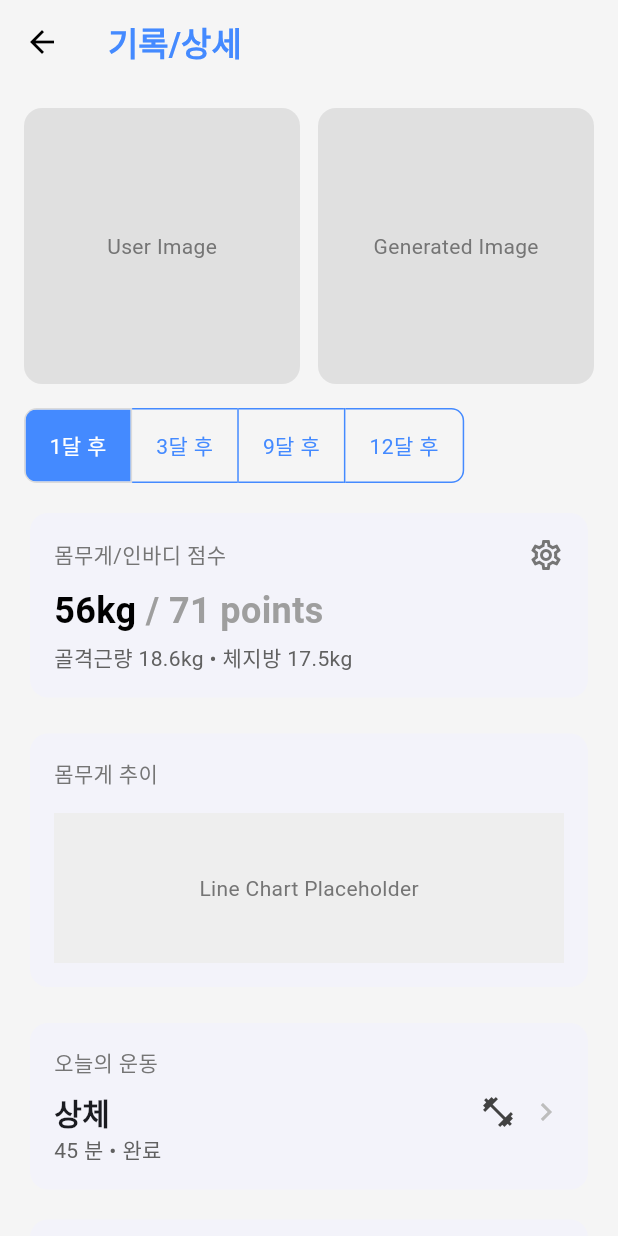
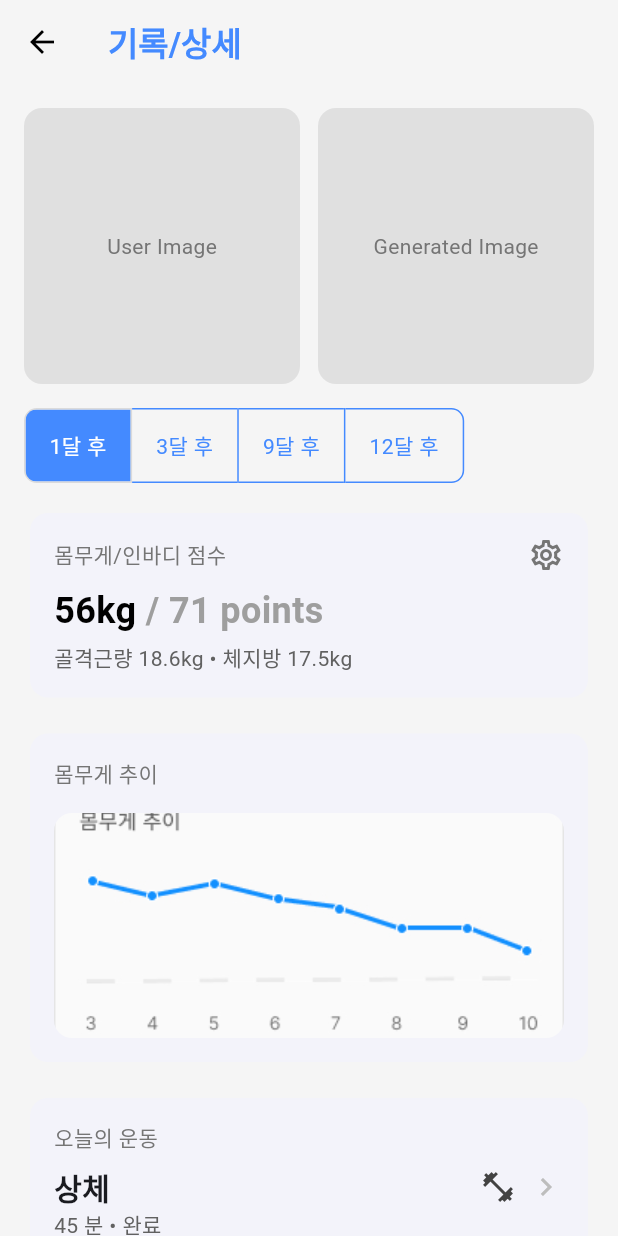
Before and after one commit to 123owq/mirifit, a Flutter app: the RecordDetailScreen screen opened by its route, on a phone screen of 412 x 824 dp. Run offline on Flutter 3.47's test engine with Material 3 defaults, Android fonts, the phone set to English and light mode, and no system bars; our stand-ins replace camera, image_picker; missing offline and left inert: photo_manager.

Commit message:
그래ㅡ추가

```diff
--- a/lib/views/record_detail_screen.dart
+++ b/lib/views/record_detail_screen.dart
@@ -29,7 +29,6 @@ class _RecordDetailScreenState extends State<RecordDetailScreen> {
         backgroundColor: Colors.grey[100],
         elevation: 0,
         centerTitle: false,
-        // 뒤로가기 버튼 색상 수정
         iconTheme: const IconThemeData(color: Colors.black),
         title: Text(
           formattedDate,
@@ -99,7 +98,7 @@ class _RecordDetailScreenState extends State<RecordDetailScreen> {
     );
   }
 
-  // --- ★★★ 이 아래 함수들을 놓치셨습니다 ★★★ ---
+  // --- 헬퍼 위젯들 ---
 
   Widget _buildImagePlaceholders() {
     return Row(
@@ -115,17 +114,17 @@ class _RecordDetailScreenState extends State<RecordDetailScreen> {
     return Expanded(
       child: AspectRatio(
         aspectRatio: 1.0,
-        child: GestureDetector( // ★ 1. 이 위젯으로 감싸기
+        child: GestureDetector(
           onTap: () {
             Navigator.pushNamed(
               context,
               '/full_screen_image',
-              arguments: text, // ★ 2. "User Image" 같은 텍스트 전달
+              arguments: text,
             );
           },
-          child: Container( // ★ 3. 기존 컨테이너
+          child: Container(
             decoration: BoxDecoration(
-              color: Colors.grey[300], // 회색 배경
+              color: Colors.grey[300],
               borderRadius: BorderRadius.circular(12),
             ),
             child: Center(child: Text(text, style: TextStyle(color: Colors.grey[600]))),
@@ -136,7 +135,6 @@ class _RecordDetailScreenState extends State<RecordDetailScreen> {
   }
 
   Widget _buildPeriodSelector() {
-    // ToggleButtons로 간단하게 구현
     return ToggleButtons(
       isSelected: List.generate(4, (index) => index == _selectedPeriodIndex),
       onPressed: (int index) {
@@ -208,12 +206,14 @@ class _RecordDetailScreenState extends State<RecordDetailScreen> {
           children: [
             Text('몸무게 추이', style: TextStyle(color: Colors.grey[600])),
             const SizedBox(height: 16),
-            // (임시) 그래프 영역
-            Container(
-              height: 100,
-              width: double.infinity,
-              color: Colors.grey[200],
-              child: Center(child: Text('Line Chart Placeholder', style: TextStyle(color: Colors.grey[600]))),
+            ClipRRect(
+              borderRadius: BorderRadius.circular(12),
+              child: Image.asset(
+                'assets/images/graph.jpeg',
+                width: double.infinity,
+                height: 150,
+                fit: BoxFit.cover,
+              ),
             ),
           ],
         ),
@@ -270,7 +270,7 @@ class _RecordDetailScreenState extends State<RecordDetailScreen> {
   Widget _buildCalorieColumn(String title, String value, String unit) {
     return Column(
       children: [
-        Icon(Icons.restaurant, color: Colors.grey[400]), // (임시 아이콘)
+        Icon(Icons.restaurant, color: Colors.grey[400]),
         const SizedBox(height: 8),
         Text(title, style: TextStyle(color: Colors.grey[600], fontSize: 12)),
         const SizedBox(height: 4),
@@ -282,4 +282,4 @@ class _RecordDetailScreenState extends State<RecordDetailScreen> {
       ],
     );
   }
-} // <-- ★ _RecordDetailScreenState 클래스가 여기서 끝납니다.
+}
```
Also changed, not shown: assets/images/graph.jpeg (added).
